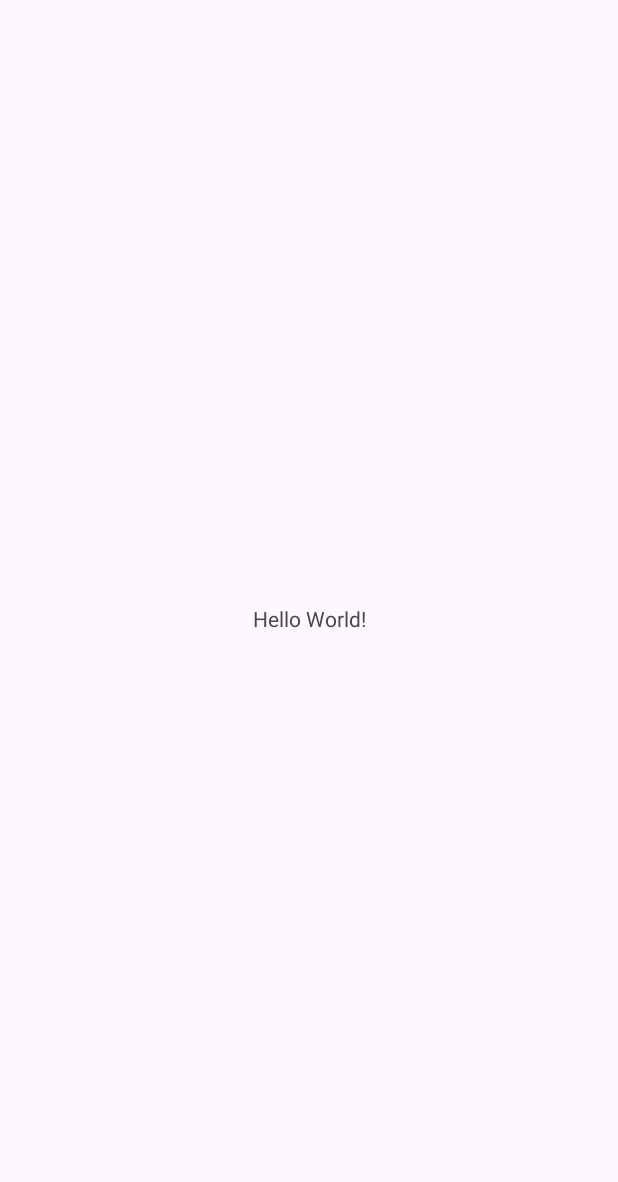
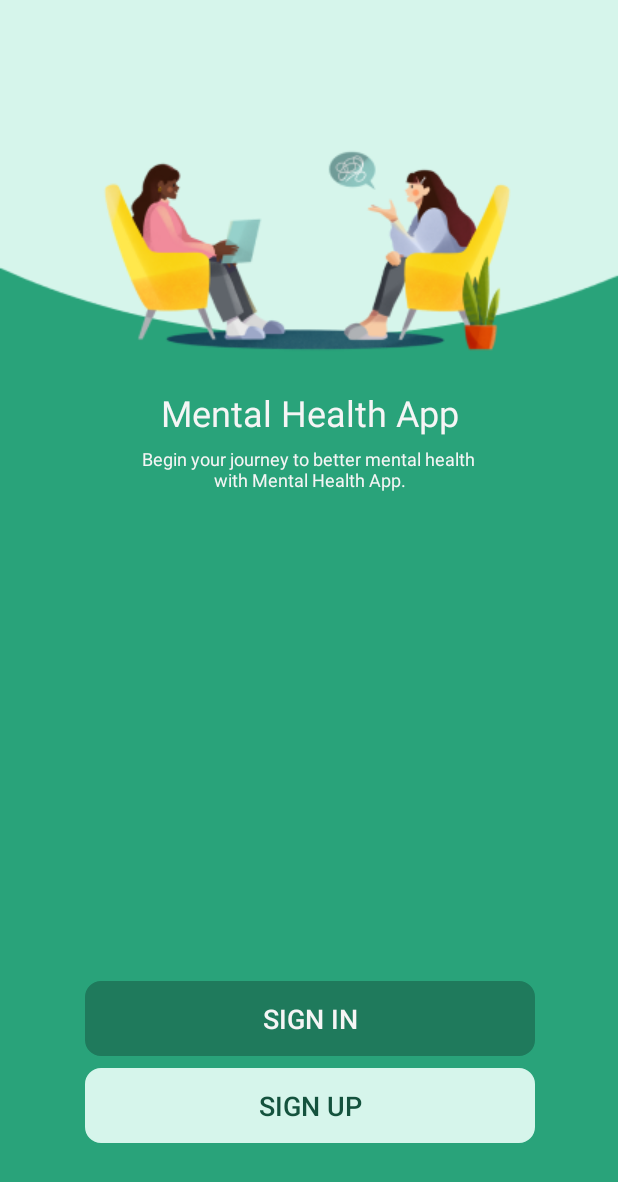
Before and after one commit to Lanzkuy/mental-health-app, an Android app: the screen it shows after launch (MainActivity), on a phone screen of 412 x 824 dp. Before the commit the part shown is almost empty. Shown: the top 1182 px of the screen. Run offline under Robolectric (Android 15) with nearby library versions, the light colour scheme and no system bars.

Commit message:
add get started page

```diff
--- a/app/src/main/java/com/example/mental_health_app/MainActivity.kt
+++ b/app/src/main/java/com/example/mental_health_app/MainActivity.kt
@@ -1,11 +1,19 @@
 package com.example.mental_health_app
 
+import android.os.Bundle
 import androidx.appcompat.app.AppCompatActivity
-import android.os.Bundle
+import com.example.mental_health_app.presentation.GetStartedFragment
 
 class MainActivity : AppCompatActivity() {
     override fun onCreate(savedInstanceState: Bundle?) {
         super.onCreate(savedInstanceState)
         setContentView(R.layout.activity_main)
+        if (savedInstanceState == null) {
+            supportFragmentManager
+                .beginTransaction()
+                .setReorderingAllowed(true)
+                .replace(R.id.fragmentContainer, GetStartedFragment(), null)
+                .commit()
+        }
     }
 }
--- /dev/null
+++ b/app/src/main/java/com/example/mental_health_app/presentation/GetStartedFragment.kt
@@ -0,0 +1,17 @@
+package com.example.mental_health_app.presentation
+
+import android.os.Bundle
+import androidx.fragment.app.Fragment
+import android.view.LayoutInflater
+import android.view.View
+import android.view.ViewGroup
+import com.example.mental_health_app.R
+
+class GetStartedFragment : Fragment() {
+    override fun onCreateView(
+        inflater: LayoutInflater, container: ViewGroup?,
+        savedInstanceState: Bundle?
+    ): View? {
+        return inflater.inflate(R.layout.fragment_get_started, container, false)
+    }
+}
--- /dev/null
+++ b/app/src/main/res/drawable/button.xml
@@ -0,0 +1,9 @@
+<?xml version="1.0" encoding="utf-8"?>
+<shape xmlns:android="http://schemas.android.com/apk/res/android"
+    android:padding="16dp"
+    android:shape="rectangle">
+    <stroke
+        android:width="1dp"
+        android:color="@android:color/black" />
+    <corners android:radius="10dp" />
+</shape>
--- a/app/src/main/res/layout/activity_main.xml
+++ b/app/src/main/res/layout/activity_main.xml
@@ -6,13 +6,10 @@
     android:layout_height="match_parent"
     tools:context=".MainActivity">
 
-    <TextView
-        android:layout_width="wrap_content"
-        android:layout_height="wrap_content"
-        android:text="Hello World!"
-        app:layout_constraintBottom_toBottomOf="parent"
-        app:layout_constraintEnd_toEndOf="parent"
-        app:layout_constraintStart_toStartOf="parent"
-        app:layout_constraintTop_toTopOf="parent" />
+    <androidx.fragment.app.FragmentContainerView
+        android:id="@+id/fragmentContainer"
+        android:layout_width="match_parent"
+        android:layout_height="match_parent"
+        tools:layout="@layout/fragment_get_started"/>
 
 </androidx.constraintlayout.widget.ConstraintLayout>
--- /dev/null
+++ b/app/src/main/res/layout/fragment_get_started.xml
@@ -0,0 +1,90 @@
+<?xml version="1.0" encoding="utf-8"?>
+<androidx.constraintlayout.widget.ConstraintLayout xmlns:android="http://schemas.android.com/apk/res/android"
+    xmlns:app="http://schemas.android.com/apk/res-auto"
+    xmlns:tools="http://schemas.android.com/tools"
+    android:layout_width="match_parent"
+    android:layout_height="match_parent"
+    android:background="@color/primary_50"
+    tools:context=".presentation.GetStartedFragment">
+
+    <RelativeLayout
+        android:id="@+id/relativeLayout"
+        android:layout_width="match_parent"
+        android:layout_height="wrap_content"
+        android:background="@drawable/img_half_eclipse"
+        app:layout_constraintTop_toTopOf="parent" />
+
+    <ImageView
+        android:id="@+id/imgIllustration"
+        android:layout_width="wrap_content"
+        android:layout_height="wrap_content"
+        android:src="@drawable/img_get_started"
+        app:layout_constraintBottom_toBottomOf="parent"
+        app:layout_constraintEnd_toEndOf="parent"
+        app:layout_constraintStart_toStartOf="parent"
+        app:layout_constraintTop_toTopOf="parent"
+        app:layout_constraintVertical_bias="0.1"
+        tools:ignore="ContentDescription,ImageContrastCheck" />
+
+    <TextView
+        android:id="@+id/appName"
+        android:layout_width="wrap_content"
+        android:layout_height="wrap_content"
+        android:layout_marginTop="6dp"
+        android:text="@string/app_name"
+        android:textColor="@color/white"
+        android:textSize="24sp"
+        app:layout_constraintEnd_toEndOf="@id/imgIllustration"
+        app:layout_constraintStart_toStartOf="@id/imgIllustration"
+        app:layout_constraintTop_toBottomOf="@id/imgIllustration"
+        tools:ignore="TextContrastCheck" />
+
+    <TextView
+        android:id="@+id/get_started_desc"
+        android:layout_width="wrap_content"
+        android:layout_height="wrap_content"
+        android:layout_marginTop="6dp"
+        android:text="@string/get_started_description"
+        android:textAlignment="center"
+        android:textColor="@color/white"
+        android:textSize="12sp"
+        app:layout_constraintEnd_toEndOf="@id/appName"
+        app:layout_constraintStart_toStartOf="@id/appName"
+        app:layout_constraintTop_toBottomOf="@id/appName"
+        tools:ignore="TextContrastCheck" />
+
+    <androidx.appcompat.widget.AppCompatButton
+        android:layout_height="wrap_content"
+        android:layout_width="wrap_content"
+        android:layout_marginHorizontal="24dp"
+        android:width="300dp"
+        android:height="50dp"
+        android:background="@drawable/button"
+        android:backgroundTint="@color/primary_70"
+        android:text="@string/signin"
+        android:textColor="@color/white"
+        android:layout_marginBottom="8dp"
+        android:textSize="18sp"
+        app:layout_constraintBottom_toTopOf="@+id/btnSignUp"
+        app:layout_constraintEnd_toEndOf="@+id/btnSignUp"
+        app:layout_constraintStart_toStartOf="@+id/btnSignUp" />
+
+    <androidx.appcompat.widget.AppCompatButton
+        android:id="@+id/btnSignUp"
+        android:layout_width="wrap_content"
+        android:layout_height="wrap_content"
+        android:layout_marginHorizontal="24dp"
+        android:width="300dp"
+        android:height="50dp"
+        android:background="@drawable/button"
+        android:backgroundTint="@color/primary_10"
+        android:text="@string/signup"
+        android:textColor="@color/primary_90"
+        android:textSize="18sp"
+        app:layout_constraintBottom_toBottomOf="parent"
+        app:layout_constraintEnd_toEndOf="@+id/imgIllustration"
+        app:layout_constraintStart_toStartOf="@+id/imgIllustration"
+        app:layout_constraintTop_toTopOf="parent"
+        app:layout_constraintVertical_bias="0.92" />
+
+</androidx.constraintlayout.widget.ConstraintLayout>
--- a/app/src/main/res/values/strings.xml
+++ b/app/src/main/res/values/strings.xml
@@ -1,3 +1,9 @@
 <resources>
     <string name="app_name">Mental Health App</string>
+    <string name="get_started_description">Begin your journey to better mental health \nwith Mental Health App.</string>
+
+    <string name="signin">Sign In</string>
+    <string name="signup">Sign Up</string>
+    <!-- TODO: Remove or change this placeholder text -->
+    <string name="hello_blank_fragment">Hello blank fragment</string>
 </resources>
--- a/app/src/main/res/values/themes.xml
+++ b/app/src/main/res/values/themes.xml
@@ -1,8 +1,9 @@
 <resources>
     <!-- Base application theme. -->
     <style name="Base.Theme.MentalHealthApp" parent="Theme.Material3.DayNight.NoActionBar">
-        <!-- Customize your dark theme here. -->
-        <!-- <item name="colorPrimary">@color/my_dark_primary</item> -->
+        <item name="colorPrimary">@color/primary_50</item>
+        <item name="colorPrimaryDark">@color/primary_70</item>
+        <item name="colorAccent">@color/black</item>
     </style>
 
     <style name="Theme.MentalHealthApp" parent="Base.Theme.MentalHealthApp" />
```
Also changed, not shown: app/src/main/res/drawable/ic_arrow_left.png (added), app/src/main/res/drawable/img_get_started.png (added), app/src/main/res/drawable/img_half_eclipse.png (added).
